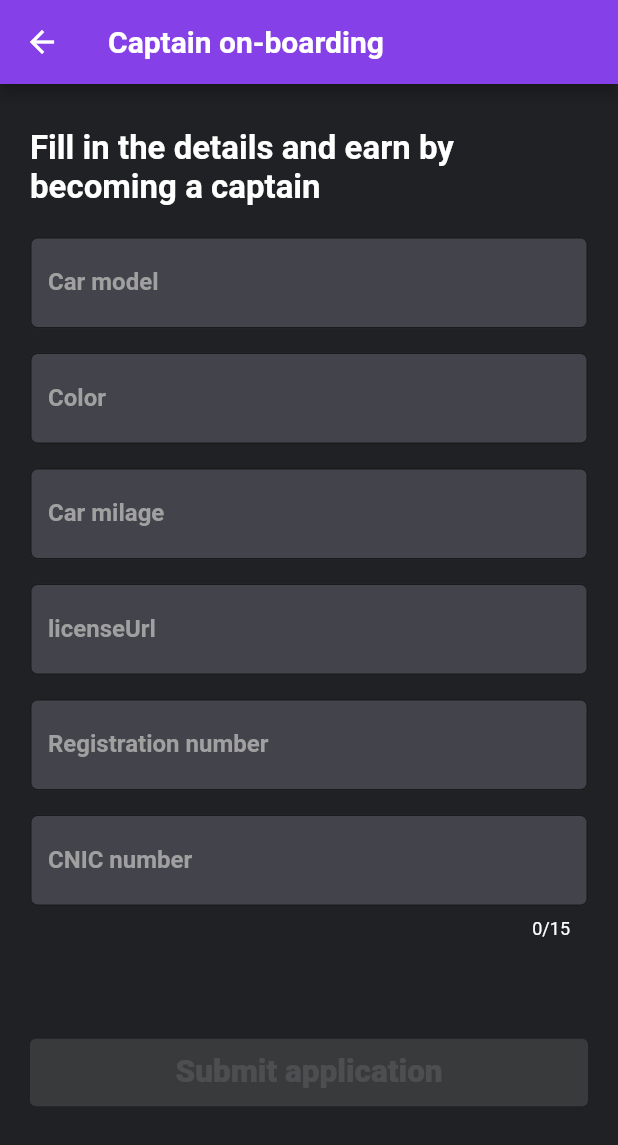
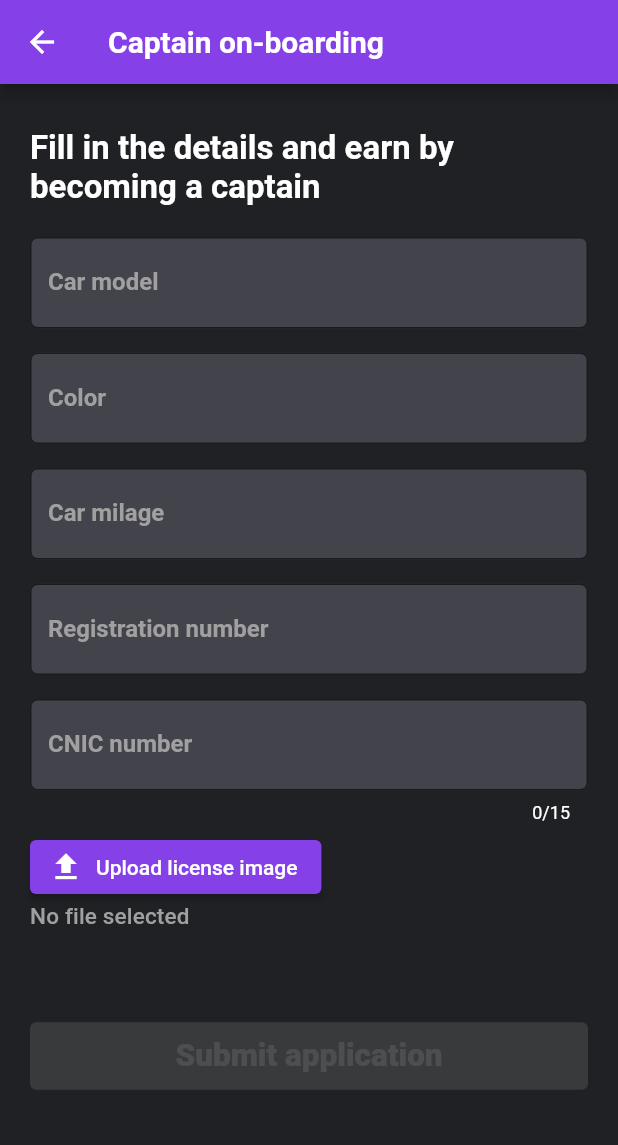
Before and after one commit to abdullahaahmed0539/Ride, a Flutter app: the DriverSignup screen opened by its route, on a phone screen of 412 x 824 dp. Shown: the top 1145 px of the screen. Run offline on Flutter 3.47's test engine with Material 2 defaults, Android fonts, the phone set to English and light mode, and no system bars; our stand-ins replace animated_text_kit, assets_audio_player, circular_countdown_timer, file_picker, firebase_auth, firebase_core and 13 more; missing offline and left inert: flutter_geofire, flutter_polyline_points; accounts and stored records are empty; Roboto replaces fonts that are missing (SF-Pro-Rounded, SF-Pro-Rounded-Medium).

Commit message:
Added firebase storage for license images

```diff
--- /dev/null
+++ b/frontend/lib/models/firebase_api.dart
@@ -0,0 +1,13 @@
+import 'dart:io';
+import 'package:firebase_storage/firebase_storage.dart';
+
+class FirebaseApi {
+  static UploadTask? uploadFile(String destination, File file) {
+    try {
+      final ref = FirebaseStorage.instance.ref(destination);
+      return ref.putFile(file);
+    } on FirebaseException catch (e) {
+      return null;
+    }
+  }
+}
--- a/frontend/lib/screens/driver/driver_signup.dart
+++ b/frontend/lib/screens/driver/driver_signup.dart
@@ -1,5 +1,7 @@
 import 'dart:convert';
-
+import 'dart:io';
+import 'package:firebase_storage/firebase_storage.dart';
+import 'package:path/path.dart' as path;
 import 'package:flutter/material.dart';
 import 'package:fluttertoast/fluttertoast.dart';
 import 'package:frontend/api%20calls/drivers.dart';
@@ -8,10 +10,12 @@ import 'package:frontend/widgets/ui/long_button.dart';
 import 'package:frontend/widgets/ui/spinner.dart';
 import 'package:http/http.dart';
 import 'package:provider/provider.dart';
+import '../../models/firebase_api.dart';
 import '../../models/user.dart';
 import '../../services/user_alert.dart';
 import '../../widgets/ui/dark_text_field.dart';
 import '../../widgets/ui/cnic_field.dart';
+import 'package:file_picker/file_picker.dart';
 
 class DriverSignup extends StatefulWidget {
   static const routeName = '/driver_sign_up';
@@ -32,11 +36,14 @@ class _DriverSignupState extends State<DriverSignup> {
       registrationNumber = '',
       licenseUrl = '';
   double milage = -1;
+  File? file;
+  UploadTask? task;
 
   void onSubmit() async {
     setState(() {
       isLoading = true;
     });
+    await uploadFile();
     Response response = await createDriverOnBoardingRequest(
         user!.id,
         carModel,
@@ -48,7 +55,7 @@ class _DriverSignupState extends State<DriverSignup> {
         user!.phoneNumber,
         user!.token);
     responseHandler(response);
-    if(mounted){
+    if (mounted) {
       setState(() {
         isLoading = false;
       });
@@ -77,9 +84,36 @@ class _DriverSignupState extends State<DriverSignup> {
     if (response.statusCode == 201) {
       Fluttertoast.showToast(
           msg: 'Your Application has been submitted.',
-          backgroundColor: Theme.of(context).primaryColor);
+          backgroundColor: Theme.of(context).primaryColor,
+          timeInSecForIosWeb: 3);
       Navigator.of(context).pop();
     }
+  }
+
+  Future uploadFile() async {
+    if (file == null) return;
+    final fileName = path.basename(file!.path);
+    final destination = 'licenses/$fileName';
+    task = FirebaseApi.uploadFile(destination, file!);
+    if (task == null) return;
+    final snapshot = await task!.whenComplete(() => null);
+    final url = await snapshot.ref.getDownloadURL();
+    setState(() {
+      licenseUrl = url;
+    });
+  }
+
+  Future pickImage() async {
+    final result = await FilePicker.platform.pickFiles(
+      allowMultiple: false,
+      type: FileType.custom,
+      allowedExtensions: ['jpg', 'png'],
+    );
+    if (result == null) return;
+    final path = result.files.single.path!;
+    setState(() {
+      file = File(path);
+    });
   }
 
   @override
@@ -90,6 +124,8 @@ class _DriverSignupState extends State<DriverSignup> {
 
   @override
   Widget build(BuildContext context) {
+    final fileName =
+        file != null ? path.basename(file!.path) : 'No file selected';
     return GestureDetector(
       onTap: () => FocusManager.instance.primaryFocus?.unfocus(),
       child: Scaffold(
@@ -101,7 +137,8 @@ class _DriverSignupState extends State<DriverSignup> {
           ),
           body: SingleChildScrollView(
             physics: const AlwaysScrollableScrollPhysics(),
-            child: !isLoading? Container(
+            child: !isLoading
+                ? Container(
                     margin: const EdgeInsets.symmetric(horizontal: 20),
                     child: Column(
                         crossAxisAlignment: CrossAxisAlignment.start,
@@ -148,15 +185,6 @@ class _DriverSignupState extends State<DriverSignup> {
                           Container(
                             margin: const EdgeInsets.only(top: 16),
                             child: DarkTextField(
-                          label: 'licenseUrl',
-                          placeholder: 'Enter url;',
-                          keyboardType: TextInputType.text,
-                          onChangeHandler: (val) =>
-                              setState(() => licenseUrl = val)),
-                    ),
-                    Container(
-                      margin: const EdgeInsets.only(top: 16),
-                      child: DarkTextField(
                                 label: 'Registration number',
                                 placeholder: 'Ex AVD-868',
                                 keyboardType: TextInputType.text,
@@ -171,12 +199,28 @@ class _DriverSignupState extends State<DriverSignup> {
                               onChanged: (val) => setState(() => cnic = val),
                             ),
                           ),
+                          Container(
+                              margin: const EdgeInsets.only(top: 0),
+                              child: ElevatedButton.icon(
+                                icon: Icon(
+                                  Icons.upload,
+                                  color: Colors.white,
+                                ),
+                                label: Text('Upload license image'),
+                                onPressed: pickImage,
+                                style: ElevatedButton.styleFrom(primary: Theme.of(context).primaryColor),
+                              )),
+                          Container(
+                              child: Text(
+                            fileName,
+                            style: Theme.of(context).textTheme.titleSmall,
+                          )),
                           (cnic != '' &&
                                   cnic.length == 15 &&
                                   carModel != '' &&
                                   color != '' &&
                                   registrationNumber != '' &&
-                            licenseUrl != '' &&
+                                  file != null &&
                                   milage != -1)
                               ? Container(
                                   margin: const EdgeInsets.only(top: 60),
@@ -193,7 +237,8 @@ class _DriverSignupState extends State<DriverSignup> {
                                       isActive: false),
                                 )
                         ]),
-            ): Spinner(text: 'Submitting', height: 300),
+                  )
+                : Spinner(text: 'Submitting', height: 300),
           )),
     );
   }
--- a/frontend/pubspec.yaml
+++ b/frontend/pubspec.yaml
@@ -29,6 +29,7 @@ dependencies:
   firebase_database_web: ^0.2.0+9
   firebase_messaging: ^11.2.13
   google_maps_flutter: ^2.1.3
+  firebase_storage: ^10.2.13
   geolocator: ^8.2.0
   flutter_geofire: ^2.0.1
   http: ^0.13.4
@@ -49,7 +50,7 @@ dependencies:
   sn_progress_dialog: ^1.0.6
   animated_text_kit: ^4.2.1
   url_launcher: ^6.1.0
-  image_picker: ^0.8.5
+  file_picker: ^4.5.1
 
 dev_dependencies:
   flutter_test:
```
Also changed, not shown: frontend/pubspec.lock. Lines whose indentation alone changed are shown as unchanged.
